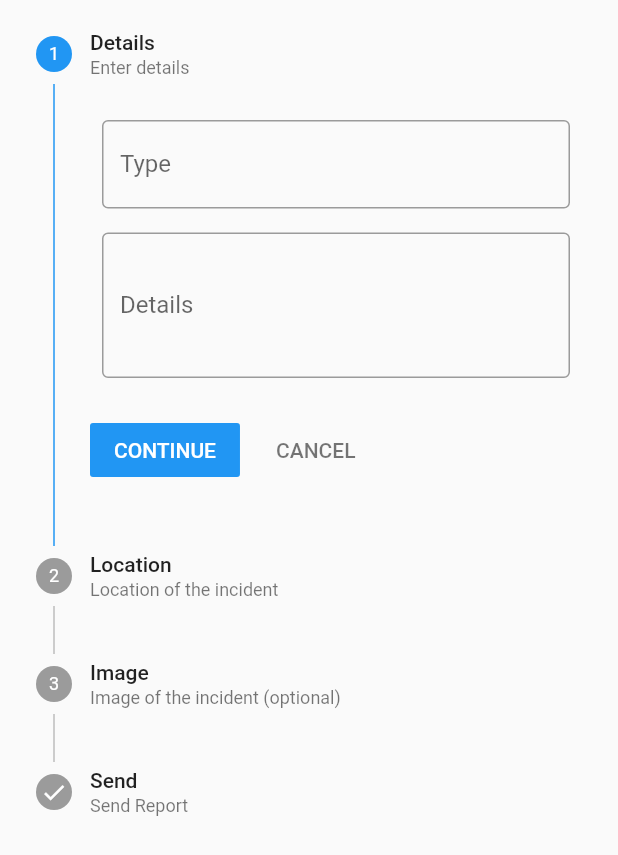
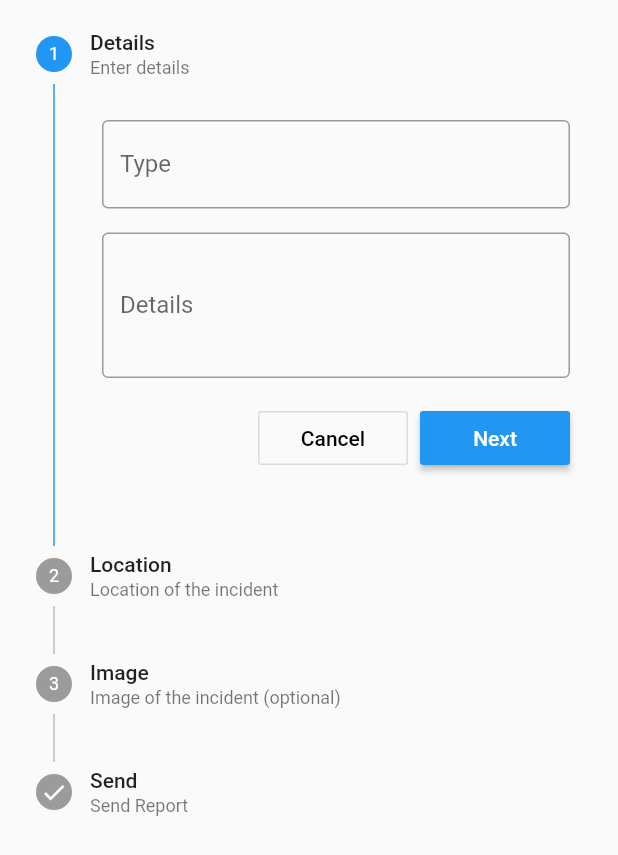
Before and after one commit to AnjalaD/semester_5_project_mobile_app, a Flutter app: the ReportForm widget shown alone on an empty page, opened directly, on a phone screen of 412 x 824 dp. Shown: the top 855 px of the screen. Run offline on Flutter 3.47's test engine with Material 2 defaults, Android fonts, the phone set to English and light mode, and no system bars; our stand-ins replace dio, firebase_messaging, flutter_local_notifications, flutter_map, flutter_secure_storage, image_picker and 3 more; accounts and stored records are empty.

Commit message:
add image picker to report form, refactor

```diff
--- /dev/null
+++ b/lib/models/incident_report.dart
@@ -0,0 +1,23 @@
+import 'dart:io';
+
+import 'package:latlong/latlong.dart';
+
+class IncidentReport {
+  final String type;
+  final String details;
+  final LatLng location;
+  final File image;
+
+  IncidentReport(
+    this.type,
+    this.details,
+    this.location,
+    this.image,
+  );
+
+  Map<String, dynamic> toJson() => {
+        'title': type,
+        'description': details,
+        'location': {'lat': location.latitude, 'lng': location.longitude}
+      };
+}
--- a/lib/services/notification.dart
+++ b/lib/services/notification.dart
@@ -83,6 +83,7 @@ class NotificationService {
   }
 
   static Future<dynamic> onBackground(Map<String, dynamic> message) async {
+    _showNotification('afsaf', 'sfafasfsaf');
     print('onMessage: $message');
     _onNotification(new NotificationData.fromJson(message['data']));
   }
--- /dev/null
+++ b/lib/views/Report/widgets/add_image.dart
@@ -0,0 +1,51 @@
+import 'dart:io';
+
+import 'package:flutter/material.dart';
+import 'package:image_picker/image_picker.dart';
+
+class AddImage extends StatefulWidget {
+  const AddImage({Key key, this.onChange}) : super(key: key);
+
+  @override
+  _AddImageState createState() => _AddImageState();
+
+  final Function onChange;
+}
+
+class _AddImageState extends State<AddImage> {
+  File _image;
+
+  Function getImage(ImageSource imageSource) => () async {
+        var image = await ImagePicker.pickImage(source: imageSource);
+        setState(() {
+          _image = image;
+        });
+        this.widget.onChange(image);
+      };
+
+  @override
+  Widget build(BuildContext context) {
+    return Container(
+      height: 300,
+      child: Center(
+        child: _image == null
+            ? Column(
+                mainAxisSize: MainAxisSize.min,
+                children: <Widget>[
+                  RaisedButton.icon(
+                    label: Text('Camera'),
+                    icon: Icon(Icons.camera_alt),
+                    onPressed: getImage(ImageSource.camera),
+                  ),
+                  RaisedButton.icon(
+                    label: Text('Gallery'),
+                    icon: Icon(Icons.image),
+                    onPressed: getImage(ImageSource.gallery),
+                  )
+                ],
+              )
+            : Image.file(_image),
+      ),
+    );
+  }
+}
--- a/lib/views/Report/widgets/report_form.dart
+++ b/lib/views/Report/widgets/report_form.dart
@@ -1,6 +1,11 @@
+import 'dart:io';
+
 import 'package:flutter/material.dart';
+import 'package:semester_5_project_mobile_app/models/incident_report.dart';
+import 'package:semester_5_project_mobile_app/util/request_handler.dart';
 import 'package:semester_5_project_mobile_app/util/validators/empty_validator.dart';
 import 'package:semester_5_project_mobile_app/util/validators/form_validator.dart';
+import 'package:semester_5_project_mobile_app/views/Report/widgets/add_image.dart';
 import 'package:semester_5_project_mobile_app/widgets/custom_text_field.dart';
 import 'package:semester_5_project_mobile_app/widgets/map_container.dart';
 import 'package:latlong/latlong.dart';
@@ -16,13 +21,33 @@ class ReportForm extends StatefulWidget {
 
 class _ReportFormState extends State<ReportForm> {
   int _step = 0;
-  LatLng markerPosition = LatLng(51.5, -0.09);
+
+  final _details = TextEditingController();
+  final _type = TextEditingController();
+  File _image;
+  LatLng _markerPosition = LatLng(51.5, -0.09);
 
   void _setMarker(LatLng point) {
     print(point.toString());
     setState(() {
-      markerPosition = point;
+      _markerPosition = point;
     });
+  }
+
+  void _addImageOnChanged(File newImage) {
+    _image = newImage;
+  }
+
+  Future<void> _sendReport() async {
+    print('sendReport');
+    IncidentReport report = new IncidentReport(
+      _type.text,
+      _details.text,
+      _markerPosition,
+      _image,
+    );
+    bool res = await ApiRequestHandler.sendReport(incidentReport: report);
+    print(res);
   }
 
   @override
@@ -70,25 +95,46 @@ class _ReportFormState extends State<ReportForm> {
           isActive: _step == 1,
           title: Text('Location'),
           subtitle: Text('Location of the incident'),
-          content: MapContainer(
-            markerPosition: markerPosition,
-            onTap: _setMarker,
+          content: Container(
+            height: 300,
+            child: MapContainer(
+              markerPosition: _markerPosition,
+              onTap: _setMarker,
+              tappable: true,
+            ),
           ),
         ),
         Step(
           isActive: _step == 2,
           title: Text('Image'),
           subtitle: Text('Image of the incident (optional)'),
-          content: Image.asset('image.jpg'),
+          content: AddImage(
+            onChange: _addImageOnChanged,
+          ),
         ),
         Step(
           state: StepState.complete,
           isActive: _step == 3,
           title: Text('Send'),
           subtitle: Text('Send Report'),
-          content: Text('Send report'),
-        )
+          content: Container(),
+        ),
       ],
+      physics: ClampingScrollPhysics(),
+      controlsBuilder: (context, {onStepCancel, onStepContinue}) => ButtonBar(
+        buttonMinWidth: 100,
+        children: <Widget>[
+          OutlineButton(
+            child: Text('Cancel'),
+            onPressed: onStepCancel,
+          ),
+          RaisedButton(
+            color: Theme.of(context).primaryColor,
+            child: Text(_step == 3 ? 'Submit' : 'Next'),
+            onPressed: _step == 3 ? _sendReport : onStepContinue,
+          )
+        ],
+      ),
     );
   }
 }
--- a/pubspec.yaml
+++ b/pubspec.yaml
@@ -38,6 +38,7 @@ dependencies:
   flutter_secure_storage: ^3.3.3
   location: ^3.0.2
   flutter_local_notifications: ^1.4.3
+  image_picker: ^0.6.6+1
 
 
 dev_dependencies:
```
Also changed, not shown: lib/services/authentication.dart (+12 -62 lines), lib/util/request_handler.dart (added, +107 -0 lines), lib/widgets/map_container.dart (+0 -10 lines), pubspec.lock.
